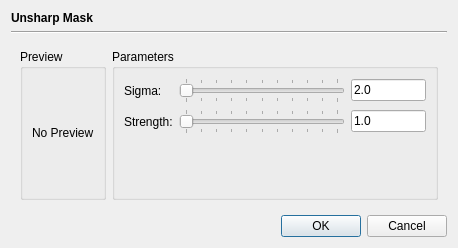
Above: src/plugins/opunsharpmaskdialog.ui from braeun/FitsIP before the change. Below: the same form after it.
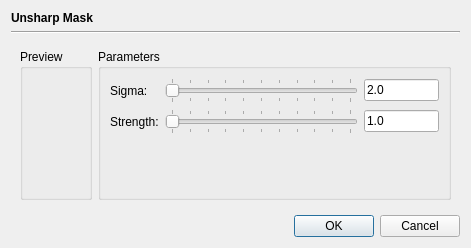
That is the form after the change. Custom widgets are drawn as their Qt base class.

```diff
--- a/src/plugins/opunsharpmaskdialog.ui
+++ b/src/plugins/opunsharpmaskdialog.ui
@@ -6,7 +6,7 @@
    <rect>
     <x>0</x>
     <y>0</y>
-    <width>458</width>
+    <width>471</width>
     <height>248</height>
    </rect>
   </property>
@@ -18,7 +18,6 @@
     <widget class="QLabel" name="label">
      <property name="font">
       <font>
-       <weight>75</weight>
        <bold>true</bold>
       </font>
      </property>
@@ -44,9 +43,12 @@
         </property>
         <layout class="QVBoxLayout" name="verticalLayout_2">
          <item>
-          <widget class="QLabel" name="previewLabel">
-           <property name="text">
-            <string>No Preview</string>
+          <widget class="PreviewWidget" name="previewWidget" native="true">
+           <property name="sizePolicy">
+            <sizepolicy hsizetype="Preferred" vsizetype="Preferred">
+             <horstretch>1</horstretch>
+             <verstretch>1</verstretch>
+            </sizepolicy>
            </property>
           </widget>
          </item>
@@ -201,6 +203,14 @@
    </item>
   </layout>
  </widget>
+ <customwidgets>
+  <customwidget>
+   <class>PreviewWidget</class>
+   <extends>QWidget</extends>
+   <header location="global">fitsbase/widgets/previewwidget.h</header>
+   <container>1</container>
+  </customwidget>
+ </customwidgets>
  <resources/>
  <connections>
   <connection>
```
